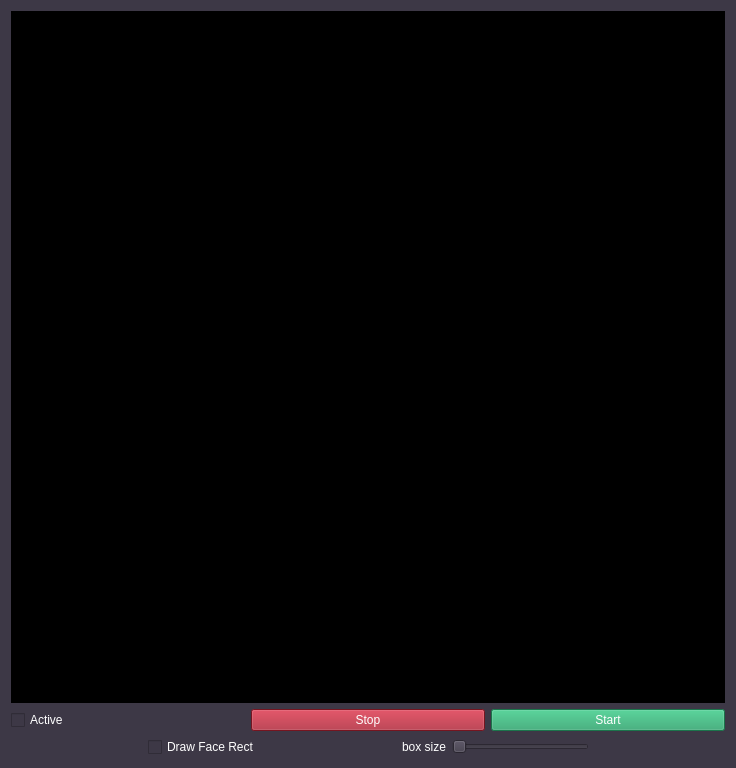
Old version of the form gui/include/form.ui in the repository janhajnrych/face_detector.
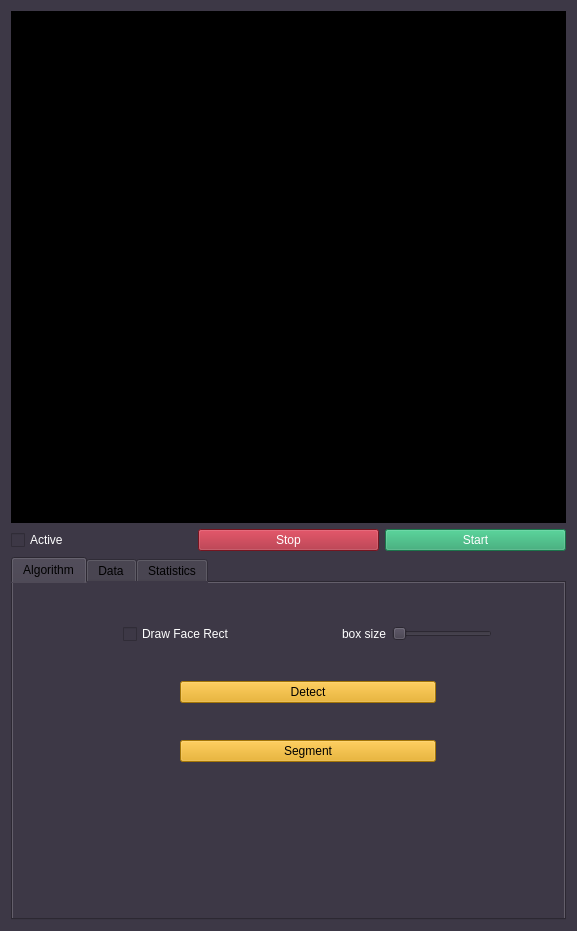
New version of the form. The open tabs and pages were chosen to show the change.

Patch:
```diff
--- a/gui/include/form.ui
+++ b/gui/include/form.ui
@@ -6,8 +6,8 @@
    <rect>
     <x>0</x>
     <y>0</y>
-    <width>736</width>
-    <height>768</height>
+    <width>577</width>
+    <height>931</height>
    </rect>
   </property>
   <property name="sizePolicy">
@@ -38,83 +38,6 @@
    <property name="spacing">
     <number>6</number>
    </property>
-   <item row="1" column="0">
-    <layout class="QVBoxLayout" name="verticalLayout_3">
-     <item>
-      <layout class="QHBoxLayout" name="horizontalLayout_5">
-       <item>
-        <spacer name="horizontalSpacer_3">
-         <property name="orientation">
-          <enum>Qt::Horizontal</enum>
-         </property>
-         <property name="sizeHint" stdset="0">
-          <size>
-           <width>40</width>
-           <height>20</height>
-          </size>
-         </property>
-        </spacer>
-       </item>
-       <item>
-        <widget class="QCheckBox" name="locateCheckBox">
-         <property name="styleSheet">
-          <string notr="true">color: rgb(255, 255, 255);</string>
-         </property>
-         <property name="text">
-          <string>Draw Face Rect</string>
-         </property>
-        </widget>
-       </item>
-       <item>
-        <spacer name="horizontalSpacer_7">
-         <property name="orientation">
-          <enum>Qt::Horizontal</enum>
-         </property>
-         <property name="sizeHint" stdset="0">
-          <size>
-           <width>40</width>
-           <height>20</height>
-          </size>
-         </property>
-        </spacer>
-       </item>
-       <item>
-        <widget class="QLabel" name="label_2">
-         <property name="styleSheet">
-          <string notr="true">color: rgb(255, 255, 255);</string>
-         </property>
-         <property name="text">
-          <string>box size</string>
-         </property>
-        </widget>
-       </item>
-       <item>
-        <widget class="QSlider" name="boxSizeSlider">
-         <property name="styleSheet">
-          <string notr="true">color: rgb(255, 255, 255);</string>
-         </property>
-         <property name="orientation">
-          <enum>Qt::Horizontal</enum>
-         </property>
-        </widget>
-       </item>
-       <item>
-        <spacer name="horizontalSpacer_4">
-         <property name="orientation">
-          <enum>Qt::Horizontal</enum>
-         </property>
-         <property name="sizeHint" stdset="0">
-          <size>
-           <width>40</width>
-           <height>20</height>
-          </size>
-         </property>
-        </spacer>
-       </item>
-      </layout>
-     </item>
-    </layout>
-   </item>
    <item row="0" column="0">
     <layout class="QVBoxLayout" name="verticalLayout">
      <item>
@@ -187,6 +110,272 @@
      </item>
     </layout>
    </item>
+   <item row="1" column="0">
+    <widget class="QTabWidget" name="tabMenu">
+     <property name="currentIndex">
+      <number>2</number>
+     </property>
+     <widget class="QWidget" name="detection_tab">
+      <attribute name="title">
+       <string>Algorithm</string>
+      </attribute>
+      <widget class="QWidget" name="layoutWidget">
+       <property name="geometry">
+        <rect>
+         <x>9</x>
+         <y>10</y>
+         <width>571</width>
+         <height>201</height>
+        </rect>
+       </property>
+       <layout class="QVBoxLayout" name="verticalLayout_3">
+        <item>
+         <layout class="QHBoxLayout" name="horizontalLayout_5">
+          <item>
+           <spacer name="horizontalSpacer_3">
+            <property name="orientation">
+             <enum>Qt::Horizontal</enum>
+            </property>
+            <property name="sizeHint" stdset="0">
+             <size>
+              <width>40</width>
+              <height>20</height>
+             </size>
+            </property>
+           </spacer>
+          </item>
+          <item>
+           <widget class="QCheckBox" name="locateCheckBox">
+            <property name="styleSheet">
+             <string notr="true">color: rgb(255, 255, 255);</string>
+            </property>
+            <property name="text">
+             <string>Draw Face Rect</string>
+            </property>
+           </widget>
+          </item>
+          <item>
+           <spacer name="horizontalSpacer_7">
+            <property name="orientation">
+             <enum>Qt::Horizontal</enum>
+            </property>
+            <property name="sizeHint" stdset="0">
+             <size>
+              <width>40</width>
+              <height>20</height>
+             </size>
+            </property>
+           </spacer>
+          </item>
+          <item>
+           <widget class="QLabel" name="label_2">
+            <property name="styleSheet">
+             <string notr="true">color: rgb(255, 255, 255);</string>
+            </property>
+            <property name="text">
+             <string>box size</string>
+            </property>
+           </widget>
+          </item>
+          <item>
+           <widget class="QSlider" name="boxSizeSlider">
+            <property name="styleSheet">
+             <string notr="true">color: rgb(255, 255, 255);</string>
+            </property>
+            <property name="orientation">
+             <enum>Qt::Horizontal</enum>
+            </property>
+           </widget>
+          </item>
+          <item>
+           <spacer name="horizontalSpacer_4">
+            <property name="orientation">
+             <enum>Qt::Horizontal</enum>
+            </property>
+            <property name="sizeHint" stdset="0">
+             <size>
+              <width>40</width>
+              <height>20</height>
+             </size>
+            </property>
+           </spacer>
+          </item>
+         </layout>
+        </item>
+        <item>
+         <layout class="QHBoxLayout" name="horizontalLayout">
+          <item>
+           <spacer name="horizontalSpacer">
+            <property name="orientation">
+             <enum>Qt::Horizontal</enum>
+            </property>
+            <property name="sizeHint" stdset="0">
+             <size>
+              <width>40</width>
+              <height>20</height>
+             </size>
+            </property>
+           </spacer>
+          </item>
+          <item>
+           <widget class="QPushButton" name="detectButton">
+            <property name="minimumSize">
+             <size>
+              <width>256</width>
+              <height>0</height>
+             </size>
+            </property>
+            <property name="autoFillBackground">
+             <bool>false</bool>
+            </property>
+            <property name="styleSheet">
+             <string notr="true">background-color: rgb(229, 165, 10);
+color: rgb(0, 0, 0);</string>
+            </property>
+            <property name="text">
+             <string>Detect</string>
+            </property>
+           </widget>
+          </item>
+          <item>
+           <spacer name="horizontalSpacer_2">
+            <property name="orientation">
+             <enum>Qt::Horizontal</enum>
+            </property>
+            <property name="sizeHint" stdset="0">
+             <size>
+              <width>40</width>
+              <height>20</height>
+             </size>
+            </property>
+           </spacer>
+          </item>
+         </layout>
+        </item>
+        <item>
+         <layout class="QHBoxLayout" name="horizontalLayout_4">
+          <item>
+           <spacer name="horizontalSpacer_5">
+            <property name="orientation">
+             <enum>Qt::Horizontal</enum>
+            </property>
+            <property name="sizeHint" stdset="0">
+             <size>
+              <width>40</width>
+              <height>20</height>
+             </size>
+            </property>
+           </spacer>
+          </item>
+          <item>
+           <widget class="QPushButton" name="segmentButton">
+            <property name="minimumSize">
+             <size>
+              <width>256</width>
+              <height>0</height>
+             </size>
+            </property>
+            <property name="autoFillBackground">
+             <bool>false</bool>
+            </property>
+            <property name="styleSheet">
+             <string notr="true">background-color: rgb(229, 165, 10);
+color: rgb(0, 0, 0);</string>
+            </property>
+            <property name="text">
+             <string>Segment</string>
+            </property>
+           </widget>
+          </item>
+          <item>
+           <spacer name="horizontalSpacer_6">
+            <property name="orientation">
+             <enum>Qt::Horizontal</enum>
+            </property>
+            <property name="sizeHint" stdset="0">
+             <size>
+              <width>40</width>
+              <height>20</height>
+             </size>
+            </property>
+           </spacer>
+          </item>
+         </layout>
+        </item>
+       </layout>
+      </widget>
+     </widget>
+     <widget class="QWidget" name="data_tab">
+      <attribute name="title">
+       <string>Data</string>
+      </attribute>
+      <widget class="QWidget" name="layoutWidget">
+       <property name="geometry">
+        <rect>
+         <x>10</x>
+         <y>10</y>
+         <width>561</width>
+         <height>292</height>
+        </rect>
+       </property>
+       <layout class="QVBoxLayout" name="verticalLayout_4">
+        <item>
+         <widget class="QListView" name="listView">
+          <property name="minimumSize">
+           <size>
+            <width>512</width>
+            <height>96</height>
+           </size>
+          </property>
+         </widget>
+        </item>
+        <item>
+         <layout class="QHBoxLayout" name="horizontalLayout_3">
+          <item>
+           <widget class="QPushButton" name="addFaceButton">
+            <property name="styleSheet">
+             <string notr="true">color: rgb(255, 255, 255);
+background-color: rgb(38, 162, 105);</string>
+            </property>
+            <property name="text">
+             <string>Add</string>
+            </property>
+           </widget>
+          </item>
+          <item>
+           <widget class="QPushButton" name="removeFaceButton">
+            <property name="styleSheet">
+             <string notr="true">color: rgb(255, 255, 255);
+background-color: rgb(165, 29, 45);</string>
+            </property>
+            <property name="text">
+             <string>Remove</string>
+            </property>
+           </widget>
+          </item>
+         </layout>
+        </item>
+       </layout>
+      </widget>
+     </widget>
+     <widget class="QWidget" name="tab">
+      <attribute name="title">
+       <string>Statistics</string>
+      </attribute>
+      <widget class="QWidget" name="verticalLayoutWidget">
+       <property name="geometry">
+        <rect>
+         <x>10</x>
+         <y>10</y>
+         <width>531</width>
+         <height>301</height>
+        </rect>
+       </property>
+       <layout class="QVBoxLayout" name="statisticsLayout"/>
+      </widget>
+     </widget>
+    </widget>
+   </item>
   </layout>
  </widget>
  <resources/>
```
